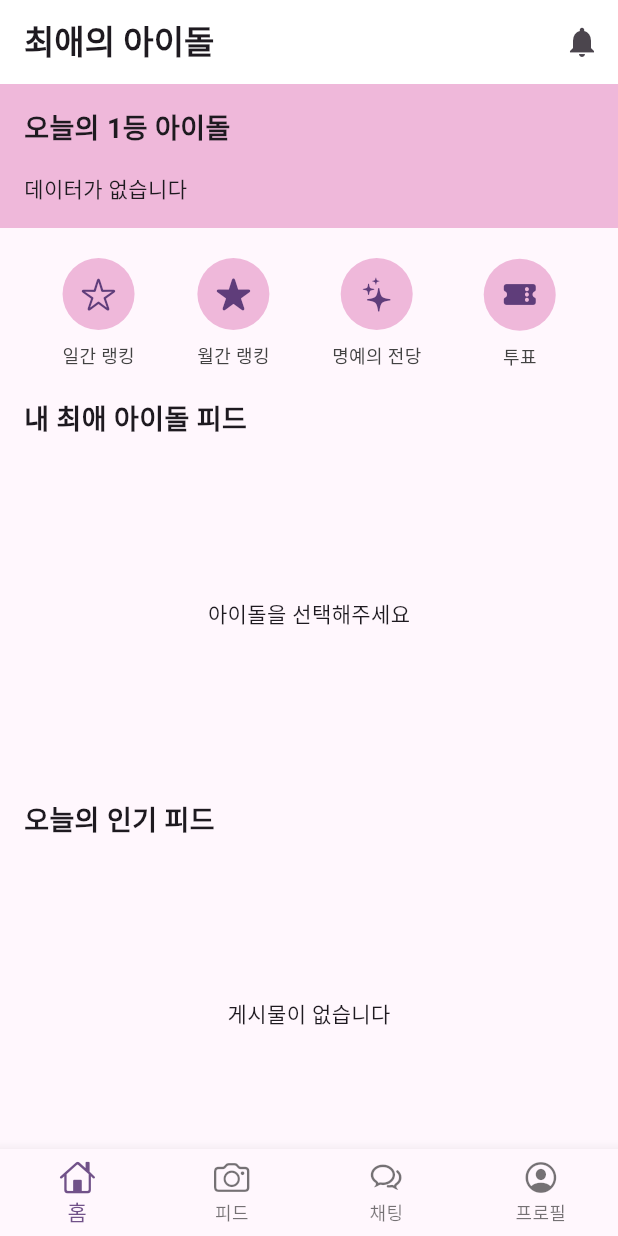
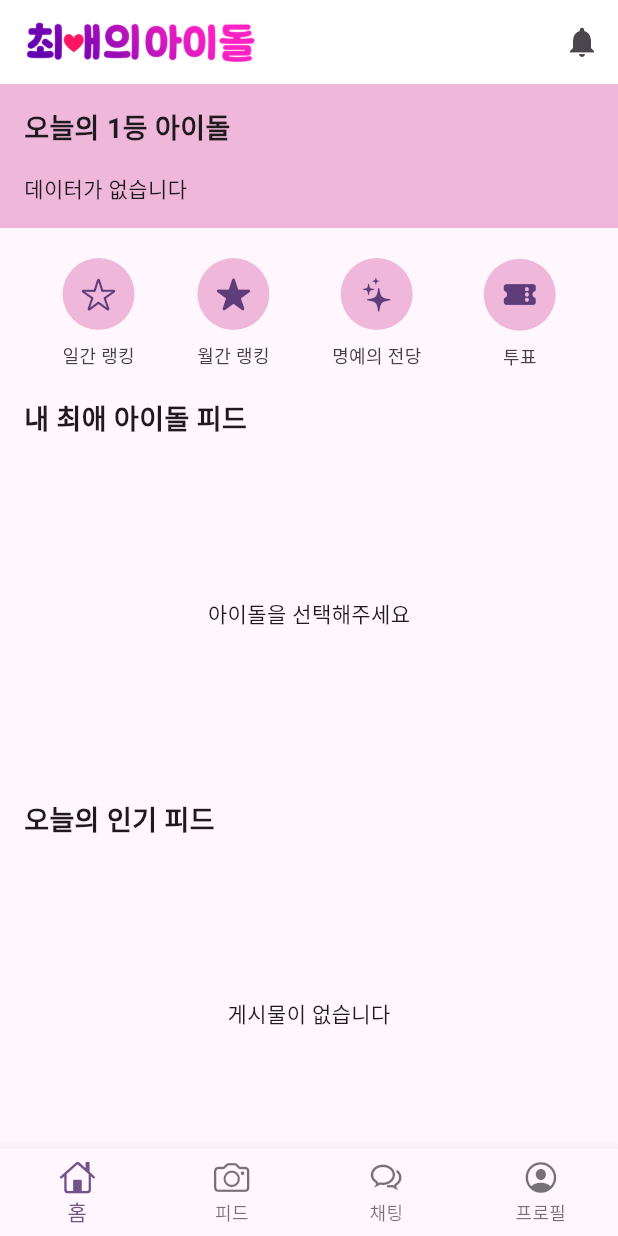
Before and after one commit to rhrbghk/favorite-idol, a Flutter app: the screen it shows once a user with an empty profile is signed in, on a phone screen of 412 x 824 dp. Run offline on Flutter 3.47's test engine with Material 3 defaults, Android fonts, the phone set to English and light mode, and no system bars; our stand-ins replace cloud_firestore, firebase_auth, firebase_core, firebase_storage, image_picker, timeago; accounts and stored records are empty; generated files the repository leaves out were written again.

Commit message:
design: 앱 바 로고 추가/피드 댓글 아이콘 수정

```diff
--- a/lib/screens/home/home_screen.dart
+++ b/lib/screens/home/home_screen.dart
@@ -139,9 +139,10 @@ class _HomeScreenState extends State<HomeScreen> {
       appBar: AppBar(
         backgroundColor: Colors.white,
         scrolledUnderElevation: 0,
-        title: const Text(
-          '최애의 아이돌',
-          style: TextStyle(fontWeight: FontWeight.bold),
+        title: Image.asset(
+          'assets/images/fa_icon_land_text_ver2.png',
+          height: 28, // AppBar 높이에 맞게 적절한 크기 설정
+          fit: BoxFit.contain, // 이미지 비율 유지하면서 맞춤
         ),
         actions: [
           if (user != null)
@@ -590,7 +591,7 @@ class _HomeScreenState extends State<HomeScreen> {
                           ),
                         ),
                         const SizedBox(width: 8),
-                        const Icon(Icons.chat_bubble_outline, size: 16),
+                        const Icon(CupertinoIcons.bubble_left, size: 16),
                         const SizedBox(width: 4),
                         Text(
                           '${post.comments}',
```
Also changed, not shown: assets/images/fa_icon_land_text_ver.png (added), assets/images/fa_icon_land_text_ver2.png (added), assets/images/vote_icon.png (deleted).
